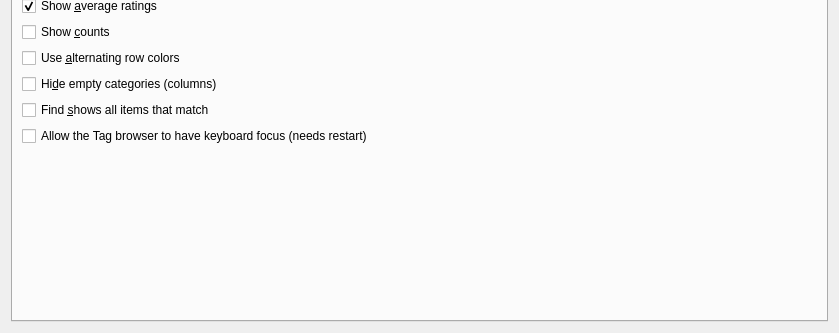
Before: the Qt Designer form src/calibre/gui2/preferences/look_feel.ui in kovidgoyal/calibre, drawn with Qt 5; both pictures show x 0 to 839 and y 247 to 580 of the 839 by 580 pixel window.
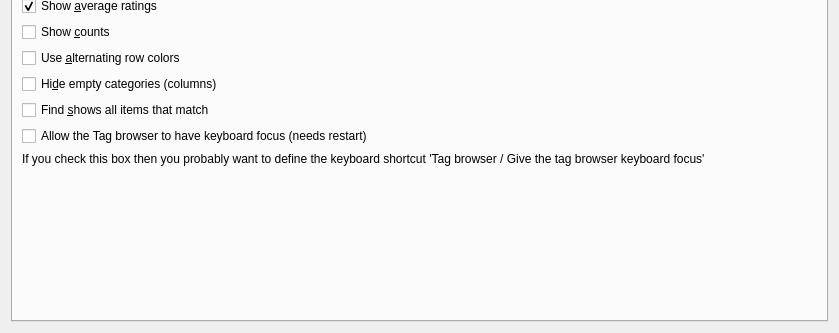
After: the same form once the commit is applied. The open tabs and pages were chosen to show the change. Icons and pictures are not drawn. Custom widgets are drawn as their Qt base class.

Commit message: Add text to look & feel / tag browser to ensure that people know they can set a keyboard shortcut to give the focus to the tag browser.

What changed in the file:
```diff
--- a/src/calibre/gui2/preferences/look_feel.ui
+++ b/src/calibre/gui2/preferences/look_feel.ui
@@ -1122,6 +1122,17 @@
          </property>
         </widget>
        </item>
+       <item row="15" column="0" colspan="2">
+        <widget class="QLabel">
+         <property name="styleSheet">
+          <string notr="true">margin-left: 1.5em</string>
+         </property>
+         <property name="text">
+          <string>&lt;p&gt;If you check this box then you probably want to define the
+keyboard shortcut 'Tag browser / Give the tag browser keyboard focus'&lt;/p&gt;</string>
+         </property>
+        </widget>
+       </item>
       </layout>
      </widget>
      <widget class="QWidget" name="cover_browser_tab">
```
